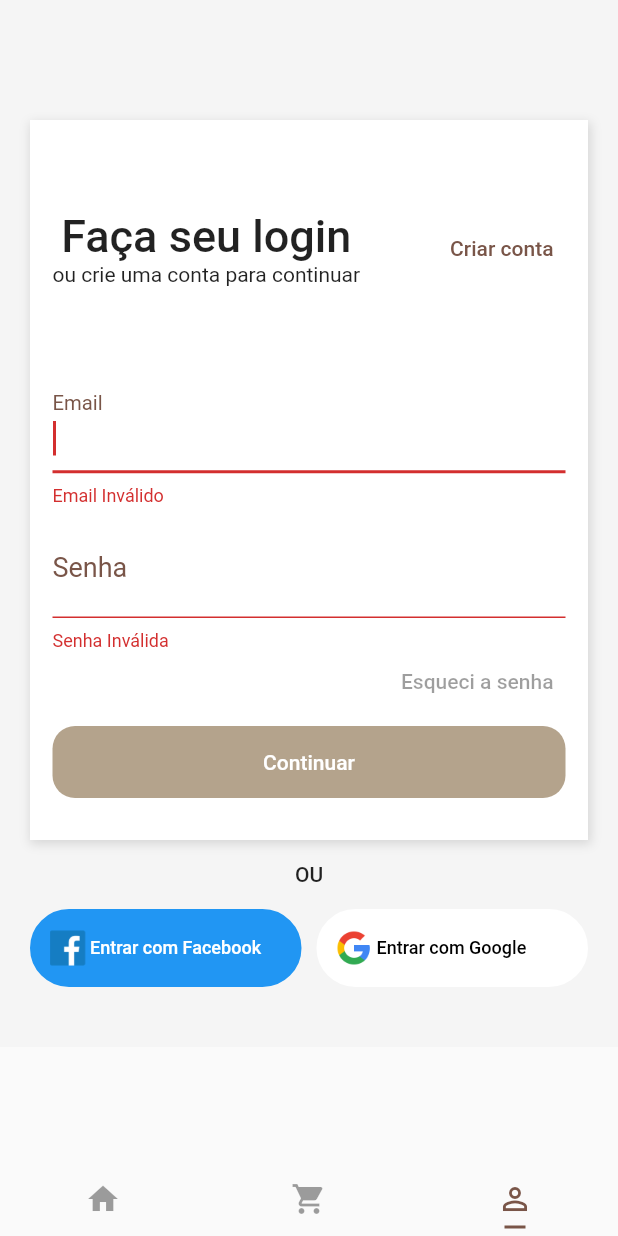
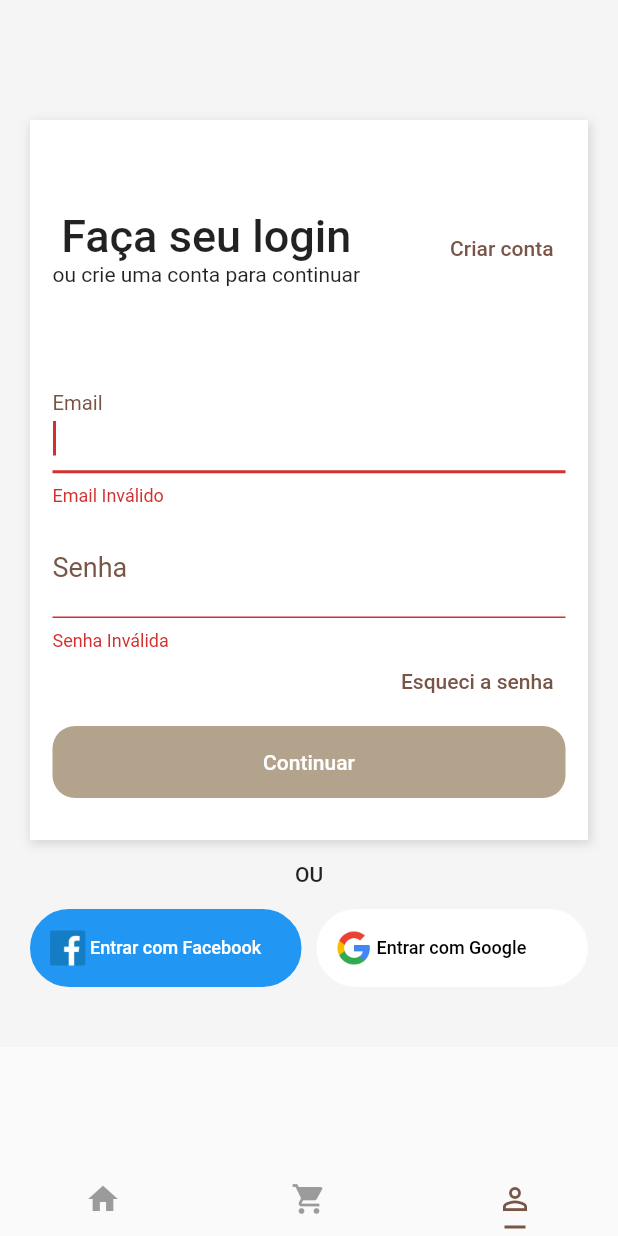
Before and after one commit to cauecbb/Ebook-Store-App, a Flutter app: the screen it shows after launch, item 3 of the bottom bar chosen, after a tap on "Continuar", on a phone screen of 412 x 824 dp. Run offline on Flutter 3.47's test engine with Material 2 defaults, Android fonts, the phone set to English and light mode, and no system bars.

```diff
--- a/lib/pages/login_page.dart
+++ b/lib/pages/login_page.dart
@@ -134,9 +134,16 @@ class _LoginPageState extends State<LoginPage> {
                         Container(
                           height: 40,
                           alignment: Alignment.centerRight,
-                          child: const TextButton(
-                            onPressed: null,
-                            child: Text(
+                          child: TextButton(
+                            onPressed: () {
+                              ScaffoldMessenger.of(context).showSnackBar(
+                                const SnackBar(
+                                  content: Text(
+                                      "Foi enviado um email para redefinir sua senha."),
+                                ),
+                              );
+                            },
+                            child: const Text(
                               "Esqueci a senha",
                             ),
                           ),
@@ -156,8 +163,6 @@ class _LoginPageState extends State<LoginPage> {
                             onPressed: () {
                               if (_formkey.currentState!.validate()) {
                                 _formkey.currentState!.save();
-                                print(_email);
-                                print(_password);
 
                                 ScaffoldMessenger.of(context).showSnackBar(
                                   SnackBar(
```
